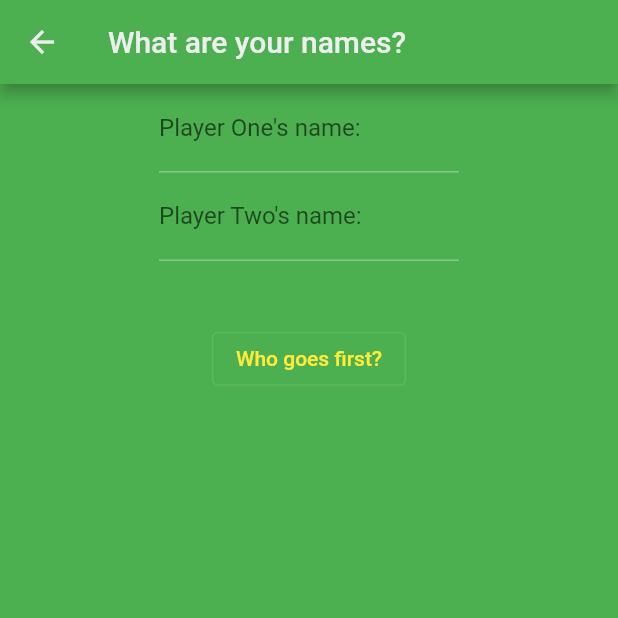
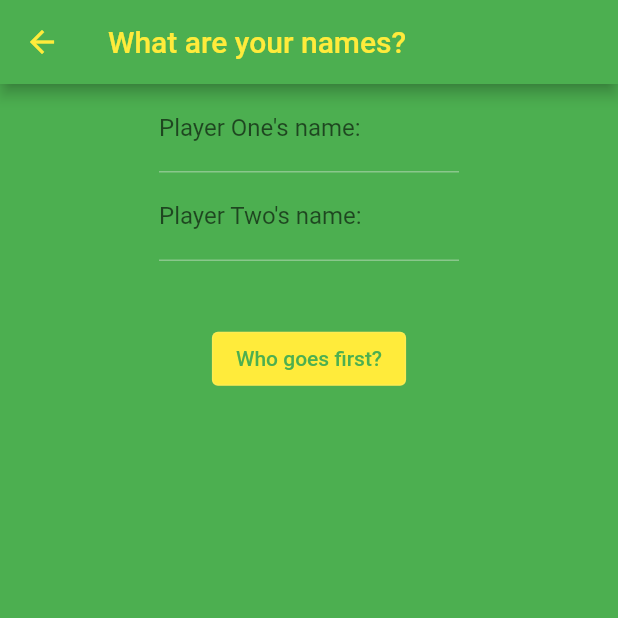
Before and after one commit to Wiykat07/tic_tac, a Flutter app: the Two screen opened by its route, on a phone screen of 412 x 824 dp, the top half of it. Run offline on Flutter 3.47's test engine with Material 2 defaults, Android fonts, the phone set to English and light mode, and no system bars; our stand-ins replace confetti, shared_preferences; missing offline and left inert: align_positioned; accounts and stored records are empty.

Commit message:
Edited theme colors so it looks nicer.

```diff
--- a/lib/themes.dart
+++ b/lib/themes.dart
@@ -1,11 +1,12 @@
 import 'package:flutter/material.dart';
 
 ThemeData themeStandard = ThemeData(
-  appBarTheme: const AppBarTheme(color: Colors.green),
+  appBarTheme: const AppBarTheme(
+      backgroundColor: Colors.green, foregroundColor: Colors.yellow),
   outlinedButtonTheme: OutlinedButtonThemeData(
       style: ButtonStyle(
-    backgroundColor: MaterialStateProperty.all(Colors.green),
-    foregroundColor: MaterialStateProperty.all(Colors.yellow),
+    backgroundColor: MaterialStateProperty.all(Colors.yellow),
+    foregroundColor: MaterialStateProperty.all(Colors.green),
   )),
   primaryColor: Colors.yellow,
   colorScheme: const ColorScheme(
@@ -30,7 +31,8 @@ ThemeData themeStandard = ThemeData(
 );
 
 ThemeData themeBlackWhite = ThemeData(
-  appBarTheme: const AppBarTheme(color: Colors.black),
+  appBarTheme: const AppBarTheme(
+      backgroundColor: Colors.black, foregroundColor: Colors.white),
   outlinedButtonTheme: OutlinedButtonThemeData(
       style: ButtonStyle(
     backgroundColor: MaterialStateProperty.all(Colors.black),
@@ -56,11 +58,12 @@ ThemeData themeBlackWhite = ThemeData(
   scaffoldBackgroundColor: Colors.white,
 );
 ThemeData themeMichigan = ThemeData(
-  appBarTheme: AppBarTheme(color: Colors.blue[900]),
+  appBarTheme: AppBarTheme(
+      backgroundColor: Colors.blue[900], foregroundColor: Colors.yellow),
   outlinedButtonTheme: OutlinedButtonThemeData(
       style: ButtonStyle(
-    backgroundColor: MaterialStateProperty.all(Colors.blue[900]),
-    foregroundColor: MaterialStateProperty.all(Colors.yellow),
+    backgroundColor: MaterialStateProperty.all(Colors.yellow),
+    foregroundColor: MaterialStateProperty.all(Colors.blue[900]),
   )),
   primaryColor: Colors.yellow,
   colorScheme: ColorScheme(
```
